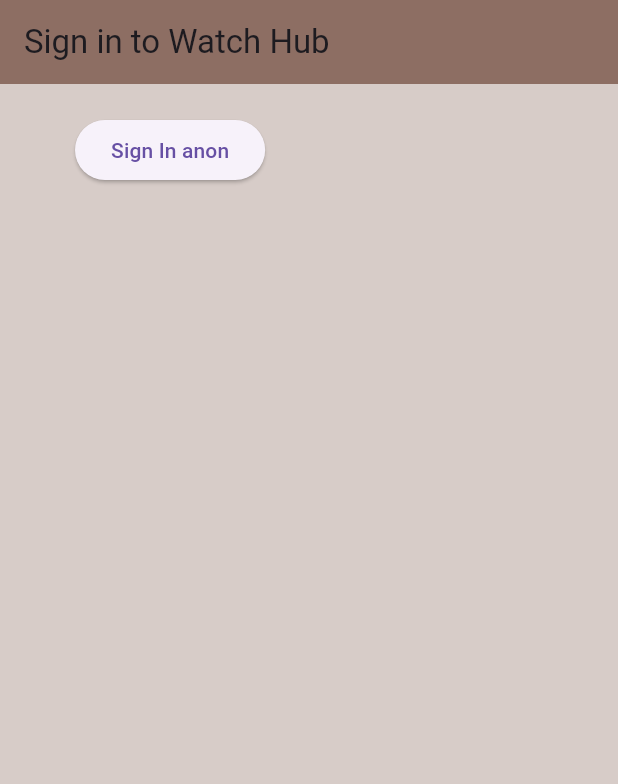
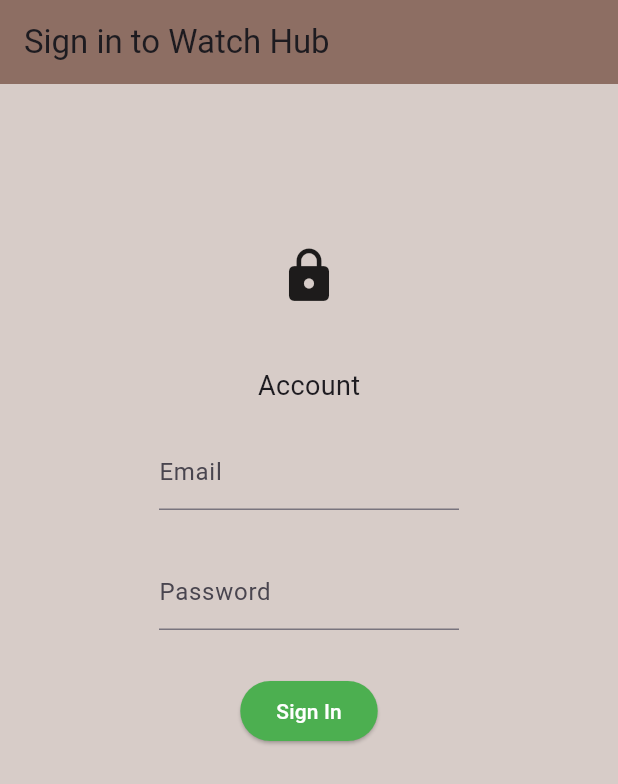
Before and after one commit to Jubril7/WatchHub, a Flutter app: the screen it shows after launch, on a phone screen of 412 x 824 dp. Shown: the top 784 px of the screen. Run offline on Flutter 3.47's test engine with Material 3 defaults, Android fonts, the light colour scheme and no system bars; our stand-ins replace firebase_auth, firebase_core; accounts and stored records are empty.

Commit message:
added login

```diff
--- a/lib/main.dart
+++ b/lib/main.dart
@@ -1,6 +1,9 @@
+import 'package:flutter/material.dart';
 import 'package:firebase_core/firebase_core.dart';
-import 'package:flutter/material.dart';
+import 'package:provider/provider.dart';
 import 'package:watch_hub/screens/wrapper.dart';
+import 'package:watch_hub/services/auth.dart';
+import 'package:watch_hub/models/user.dart';
 
 void main() async {
   WidgetsFlutterBinding.ensureInitialized();
@@ -13,7 +16,11 @@
 
   @override
   Widget build(BuildContext context) {
-    return const MaterialApp(
-        debugShowCheckedModeBanner: false, home: Wrapper());
+    return StreamProvider<UserDetails?>.value(
+      initialData: null,
+      value: AuthService().user,
+      child:
+          const MaterialApp(debugShowCheckedModeBanner: false, home: Wrapper()),
+    );
   }
 }
--- a/lib/screens/auth/sign_in.dart
+++ b/lib/screens/auth/sign_in.dart
@@ -1,9 +1,20 @@
 import 'package:flutter/material.dart';
 import 'package:watch_hub/services/auth.dart';
 
-class SignIn extends StatelessWidget {
-  SignIn({super.key});
+class SignIn extends StatefulWidget {
+  const SignIn({super.key});
+
+  @override
+  State<SignIn> createState() => _SignInState();
+}
+
+class _SignInState extends State<SignIn> {
   final AuthService _auth = AuthService();
+
+  //text field state
+  String email = '';
+  String password = '';
+
   @override
   Widget build(BuildContext context) {
     return Scaffold(
@@ -11,22 +22,81 @@
         appBar: AppBar(
           backgroundColor: Colors.brown[400],
           elevation: 0.0,
-        title: Text("Sign in to Watch Hub"),
+          title: const Text("Sign in to Watch Hub"),
         ),
-      body: Container(
-        padding: EdgeInsets.symmetric(vertical: 20.0, horizontal: 50.0),
-        child: ElevatedButton(
-            onPressed: () async {
-              dynamic result = await _auth.signInAnon();
-              if (result == null) {
-                print("error signing in");
-              } else {
-                print("signed in");
-                print(result.uid);
-              }
+        body: SingleChildScrollView(
+          child: Container(
+              padding:
+                  const EdgeInsets.symmetric(vertical: 20.0, horizontal: 50.0),
+              child: Form(
+                  child: Center(
+                      child: Container(
+                          width: 350,
+                          height: 500,
+                          child: Column(
+                              mainAxisAlignment: MainAxisAlignment.center,
+                              children: [
+                                Container(
+                                  width: 60,
+                                  height: 60,
+                                  child: const Icon(
+                                    Icons.lock,
+                                    size: 40,
+                                  ),
+                                ),
+                                const SizedBox(
+                                  height: 30,
+                                ),
+                                const Text(
+                                  "Account",
+                                  style: TextStyle(fontSize: 18),
+                                ),
+                                const SizedBox(
+                                  height: 20,
+                                ),
+                                SizedBox(
+                                    width: 200,
+                                    height: 50,
+                                    child: TextFormField(
+                                      onChanged: (value) {
+                                        setState(() {
+                                          email = value;
+                                        });
                                       },
-            child: Text("Sign In anon")),
+                                      decoration: const InputDecoration(
+                                          labelText: "Email"),
+                                    )),
+                                const SizedBox(
+                                  height: 30,
                                 ),
-    );
+                                SizedBox(
+                                    width: 200,
+                                    height: 50,
+                                    child: TextFormField(
+                                        obscureText: true,
+                                        decoration: const InputDecoration(
+                                            labelText: "Password"),
+                                        onChanged: (value) {
+                                          setState(() {
+                                            password = value;
+                                          });
+                                        })),
+                                const SizedBox(
+                                  height: 30,
+                                ),
+                                ElevatedButton(
+                                  style: ElevatedButton.styleFrom(
+                                      backgroundColor: Colors.green),
+                                  child: const Text(
+                                    "Sign In",
+                                    style: TextStyle(color: Colors.white),
+                                  ),
+                                  onPressed: () {
+                                    print(email);
+                                    print(password);
+                                  },
+                                )
+                              ]))))),
+        ));
   }
 }
--- a/lib/screens/home/home.dart
+++ b/lib/screens/home/home.dart
@@ -1,12 +1,27 @@
 import 'package:flutter/material.dart';
+import 'package:watch_hub/services/auth.dart';
 
 class Home extends StatelessWidget {
-  const Home({super.key});
-
+  Home({super.key});
+  final AuthService _auth = AuthService();
   @override
   Widget build(BuildContext context) {
-    return Container(
-      child: Text("home"),
+    return Scaffold(
+      backgroundColor: Colors.brown[50],
+      appBar: AppBar(
+        title: Text("Watch Hub"),
+        backgroundColor: Colors.brown[400],
+        elevation: 0.0,
+        actions: <Widget>[
+          TextButton.icon(
+            icon: Icon(Icons.person),
+            label: Text("Logout"),
+            onPressed: () async {
+              await _auth.signOut();
+            },
+          )
+        ],
+      ),
     );
   }
 }
--- a/lib/screens/wrapper.dart
+++ b/lib/screens/wrapper.dart
@@ -1,12 +1,22 @@
 import 'package:flutter/material.dart';
+import 'package:provider/provider.dart';
+import 'package:watch_hub/models/user.dart';
 import 'package:watch_hub/screens/auth/authenticate.dart';
+import 'package:watch_hub/screens/home/home.dart';
 
 class Wrapper extends StatelessWidget {
   const Wrapper({super.key});
 
   @override
   Widget build(BuildContext context) {
+    final user = Provider.of<UserDetails?>(context);
+    print(user);
+
     //return either home or authenticate widget
-    return const Authenticate();
+    if (user == null) {
+      return const Authenticate();
+    } else {
+      return Home();
+    }
   }
 }
--- a/lib/services/auth.dart
+++ b/lib/services/auth.dart
@@ -32,4 +32,12 @@
   //register with email and pass
 
   //sign out
+  Future signOut() async {
+    try {
+      return await _auth.signOut();
+    } catch (e) {
+      print(e.toString());
+      return null;
+    }
+  }
 }
```
Lines whose indentation alone changed are shown as unchanged.
